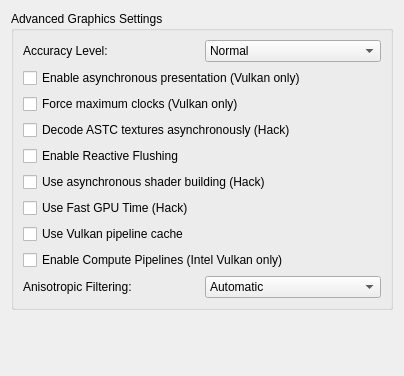
Qt form src/yuzu/configuration/configure_graphics_advanced.ui (rorrim-rorrim/eden-alt) before a commit.
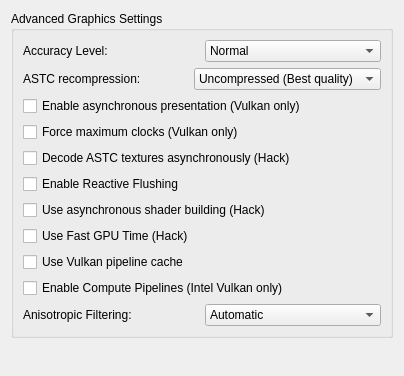
The same form after that commit.

Commit message: textures: add BC1 and BC3 compressors and recompression setting

The edit to the form file:
```diff
--- a/src/yuzu/configuration/configure_graphics_advanced.ui
+++ b/src/yuzu/configuration/configure_graphics_advanced.ui
@@ -69,6 +69,50 @@
           </layout>
          </widget>
         </item>
+        <item>
+         <widget class="QWidget" name="astc_recompression_layout" native="true">
+          <layout class="QHBoxLayout" name="horizontalLayout_3">
+            <property name="leftMargin">
+              <number>0</number>
+            </property>
+            <property name="topMargin">
+              <number>0</number>
+            </property>
+            <property name="rightMargin">
+              <number>0</number>
+            </property>
+            <property name="bottomMargin">
+              <number>0</number>
+            </property>
+            <item>
+              <widget class="QLabel" name="label_astc_recompression">
+              <property name="text">
+                <string>ASTC recompression:</string>
+              </property>
+              </widget>
+            </item>
+            <item>
+              <widget class="QComboBox" name="astc_recompression_combobox">
+                <item>
+                <property name="text">
+                  <string>Uncompressed (Best quality)</string>
+                </property>
+                </item>
+                <item>
+                <property name="text">
+                  <string>BC1 (Low quality)</string>
+                </property>
+                </item>
+                <item>
+                <property name="text">
+                  <string>BC3 (Medium quality)</string>
+                </property>
+                </item>
+              </widget>
+            </item>
+          </layout>
+         </widget>
+        </item>
         <item>
          <widget class="QCheckBox" name="async_present">
           <property name="text">
```
The commit also changes 22 other files.
